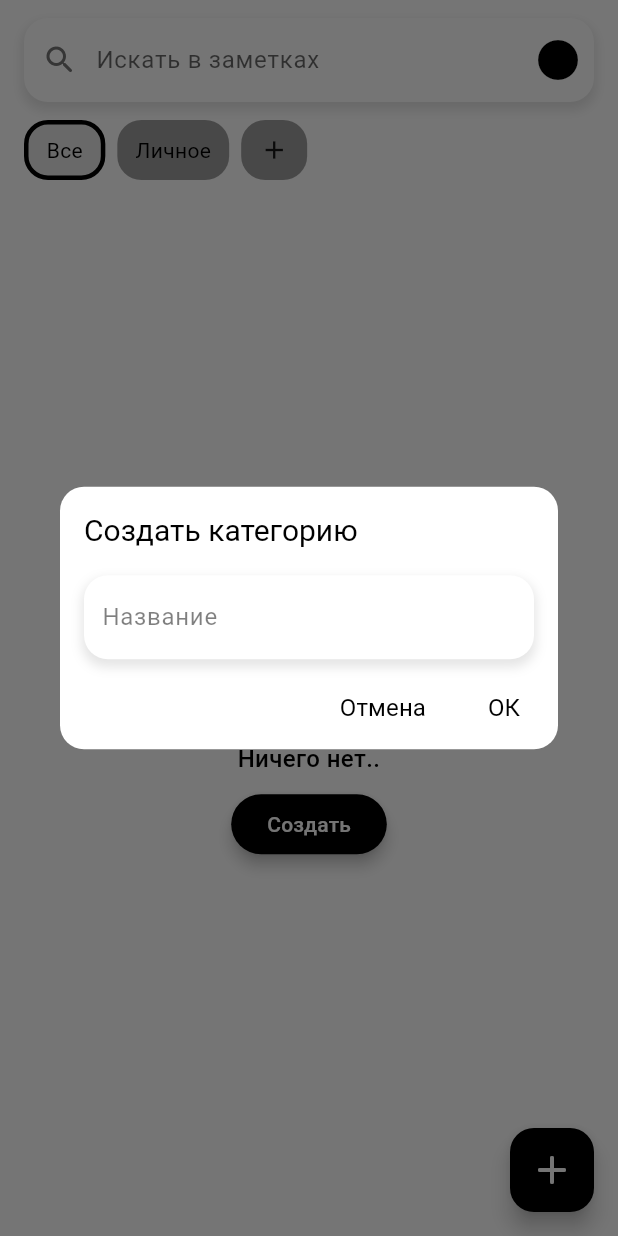
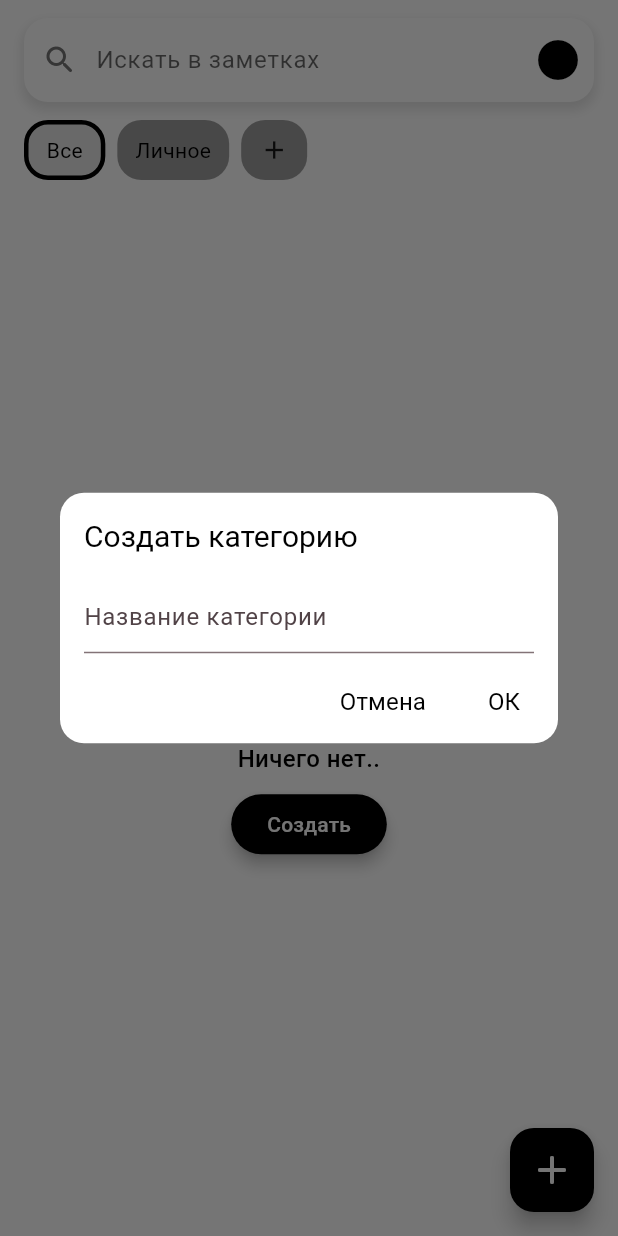
Before and after one commit to noendneeded/notnotes, a Flutter app: the screen it shows after launch, after a tap on the "add" icon, on a phone screen of 412 x 824 dp. Run offline on Flutter 3.47's test engine with Material 3 defaults, Android fonts, the phone set to English and light mode, and no system bars; drawn by our look-alikes of toastification; our stand-ins replace flex_color_scheme, fluttertoast, gap, get_it, go_router, hive and 1 more; accounts and stored records are empty.

Commit message:
0.3.3: Пред-реализация цвета в категориях
Добавлено:
- Функционал выбор цвета для категорий (пока что скрыт).
- Виджет focusable_container теперь поддерживает отображение теней.

Изменено:
- Изменен UI диалога создания категории.
- Изменен способ отображения границ в виджете note_tile.
- Страница Note более не перестраивает свой размер при открытии клавиатуры.

Исправлено:
- Передача контекста NotePage.

```diff
--- a/lib/domain/entities/categories/category_entity.dart
+++ b/lib/domain/entities/categories/category_entity.dart
@@ -9,6 +9,7 @@ class CategoryEntity {
     required this.name,
     required this.created,
     this.description = '',
+    this.color = '0xFFFFFFFF',
   });
 
   final String id;
@@ -19,6 +20,9 @@ class CategoryEntity {
   @JsonKey(defaultValue: '')
   String description;
 
+  @JsonKey(defaultValue: '0xFFFFFFFF')
+  String color;
+
   final DateTime created;
 
   factory CategoryEntity.fromJson(Map<String, dynamic> json) =>
--- a/lib/ui/pages/list/list_view.dart
+++ b/lib/ui/pages/list/list_view.dart
@@ -16,6 +16,8 @@ class NotesListView extends StatelessWidget {
 
     return Scaffold(
       ///
+      resizeToAvoidBottomInset: false,
+
       appBar: PreferredSize(
         preferredSize: const Size.fromHeight(80),
         child: AnimatedSwitcher(
--- a/lib/ui/pages/list/list_vm.dart
+++ b/lib/ui/pages/list/list_vm.dart
@@ -23,6 +23,14 @@ class ListViewModel extends ChangeNotifier {
 
   final TextEditingController listController = TextEditingController();
   final TextEditingController categoryController = TextEditingController();
+
+  final List<Color> categoryColors = [
+    Colors.red,
+    Colors.blue,
+    Colors.green,
+    Colors.black,
+  ];
+  Color categoryColor = Colors.white;
 
   bool _isLoading = true;
 
@@ -210,6 +218,12 @@ class ListViewModel extends ChangeNotifier {
     filter();
   }
 
+  /// Установка цвета категории
+  setCategoryColor(Color color) {
+    categoryColor = color;
+    notifyListeners();
+  }
+
   /// Создание категории
   createCategory() async {
     final category = CategoryEntity(
--- a/lib/ui/pages/list/widgets/list_dialog.dart
+++ b/lib/ui/pages/list/widgets/list_dialog.dart
@@ -22,19 +22,55 @@ abstract class ListDialog {
 
       content: ConstrainedBox(
         constraints: BoxConstraints(minWidth: 500),
-        child: FocusableContainerWidget(
-          child: Padding(
+        child: Column(
+          mainAxisSize: MainAxisSize.min,
+          crossAxisAlignment: CrossAxisAlignment.start,
+          children: [
             ///
-            padding: const EdgeInsets.symmetric(
-              vertical: 4,
-              horizontal: 12,
+            TextFormField(
+              controller: model.categoryController,
+              decoration: InputDecoration(
+                hintText: 'Название категории',
+              ),
             ),
 
-            child: DefaultTextFormWidget(
-              controller: model.categoryController,
-              hint: 'Название',
-            ),
-          ),
+            // const Gap(16),
+
+            /// TODO: Переделать выбор цвета
+
+            // Text(
+            //   'Цвет категории',
+            //   style: TextStyle(fontSize: 16),
+            // ),
+
+            // const Gap(16),
+
+            // SizedBox(
+            //   height: 32,
+            //   child: ListView.separated(
+            //     physics: AlwaysScrollableScrollPhysics(),
+            //     shrinkWrap: true,
+            //     scrollDirection: Axis.horizontal,
+            //     itemCount: model.categoryColors.length,
+            //     separatorBuilder: (context, index) => const Gap(8),
+            //     itemBuilder: (context, index) => Padding(
+            //       ///
+            //       padding: EdgeInsets.only(
+            //         left: index == 0 ? 16 : 0,
+            //         right: index == model.categories.length ? 16 : 0,
+            //       ),
+            //       child: Container(
+            //         height: 32,
+            //         width: 32,
+            //         decoration: BoxDecoration(
+            //           color: model.categoryColors[index],
+            //           borderRadius: BorderRadius.circular(8),
+            //         ),
+            //       ),
+            //     ),
+            //   ),
+            // ),
+          ],
         ),
       ),
 
@@ -52,7 +88,9 @@ abstract class ListDialog {
 
         await model.createCategory();
 
-        Navigator.pop(context);
+        if (context.mounted) {
+          Navigator.pop(context);
+        }
       },
     );
   }
@@ -143,7 +181,10 @@ abstract class ListDialog {
             title: model.categories[index].name,
             onTap: () async {
               await model.changeNotesCategory(model.categories[index].id);
-              Navigator.pop(context, index);
+
+              if (context.mounted) {
+                Navigator.pop(context, index);
+              }
             },
             selected: model.categories[index].id ==
                 model.getCommonSelectedCategoryId(),
--- a/lib/ui/pages/note/note_page.dart
+++ b/lib/ui/pages/note/note_page.dart
@@ -16,7 +16,7 @@ class NotePage extends StatelessWidget {
   @override
   Widget build(BuildContext context) {
     return ChangeNotifierProvider(
-      create: (_) => NoteViewModel(
+      create: (context) => NoteViewModel(
         ///
         context: context,
 
--- a/lib/ui/pages/note/note_view.dart
+++ b/lib/ui/pages/note/note_view.dart
@@ -10,6 +10,8 @@ class NoteView extends StatelessWidget {
   Widget build(BuildContext context) {
     return Scaffold(
       ///
+      resizeToAvoidBottomInset: false,
+
       appBar: AppBar(actions: [NoteAppBarPopupWidget()]),
 
       body: NoteBodyWidget(),
--- a/lib/ui/pages/note/widgets/note_app_bar_popup.dart
+++ b/lib/ui/pages/note/widgets/note_app_bar_popup.dart
@@ -1,6 +1,7 @@
 import 'package:flutter/material.dart';
 import 'package:notnotes/ui/pages/note/note_vm.dart';
 import 'package:notnotes/ui/pages/note/widgets/note_dialog.dart';
+
 import 'package:notnotes/ui/utils/default_toast/default_toast.dart';
 import 'package:notnotes/ui/widgets/default_popup/default_popup.dart';
 import 'package:notnotes/ui/widgets/default_popup/default_popup_item_content.dart';
--- a/lib/ui/widgets/default_container.dart/focusable_container.dart
+++ b/lib/ui/widgets/default_container.dart/focusable_container.dart
@@ -7,11 +7,13 @@ class FocusableContainerWidget extends StatefulWidget {
     required this.child,
     this.height,
     this.width,
+    this.drawShadow = true,
   });
 
   final Widget child;
   final double? height;
   final double? width;
+  final bool drawShadow;
 
   @override
   State<FocusableContainerWidget> createState() =>
@@ -51,14 +53,25 @@ class _FocusableContainerWidgetState extends State<FocusableContainerWidget> {
 
       decoration: BoxDecoration(
         ///
-        border: _hasFocus ? Border.all(color: Colors.black, width: 3) : null,
+        border: _hasFocus
+            ? Border.all(color: Colors.black, width: 3)
+            : widget.drawShadow
+                ? null
+                : Border.all(
+                    color: Colors.black,
+                    width: 1.5,
+                  ),
         borderRadius: BorderRadius.circular(16),
 
         color: _hasFocus
             ? Theme.of(context).highlightColor
             : Theme.of(context).scaffoldBackgroundColor,
 
-        boxShadow: _hasFocus ? [] : [DefaultBoxShadow.get(context)],
+        boxShadow: widget.drawShadow
+            ? _hasFocus
+                ? []
+                : [DefaultBoxShadow.get(context)]
+            : [],
       ),
 
       child: Focus(
--- a/pubspec.yaml
+++ b/pubspec.yaml
@@ -8,9 +8,11 @@ environment:
 
 dependencies:
   build_runner: ^2.4.15
+  flex_color_picker: ^3.7.0
   flex_color_scheme: ^8.1.1
   flutter:
     sdk: flutter
+  flutter_colorpicker: ^1.1.0
   fluttertoast: ^8.2.12
   font_awesome_flutter: ^10.8.0
   gap: ^3.0.1
```
Also changed, not shown: lib/ui/pages/list/widgets/list_note_tile.dart (+6 -8 lines), lib/domain/entities/categories/category_entity.g.dart, lib/domain/entities/note/note_entity.g.dart, pubspec.lock, 1 other file.
